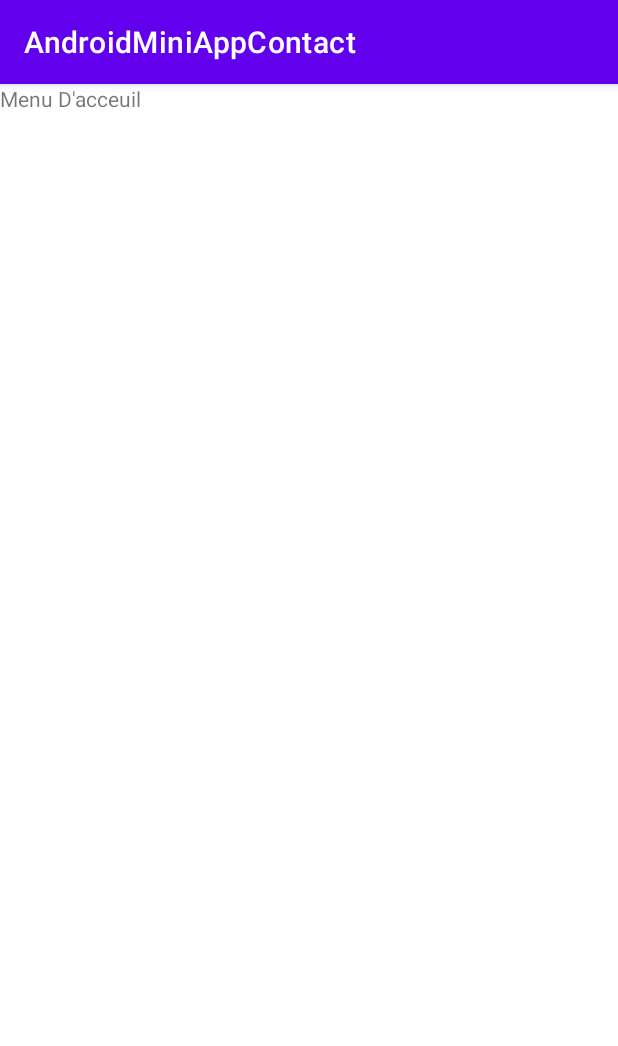
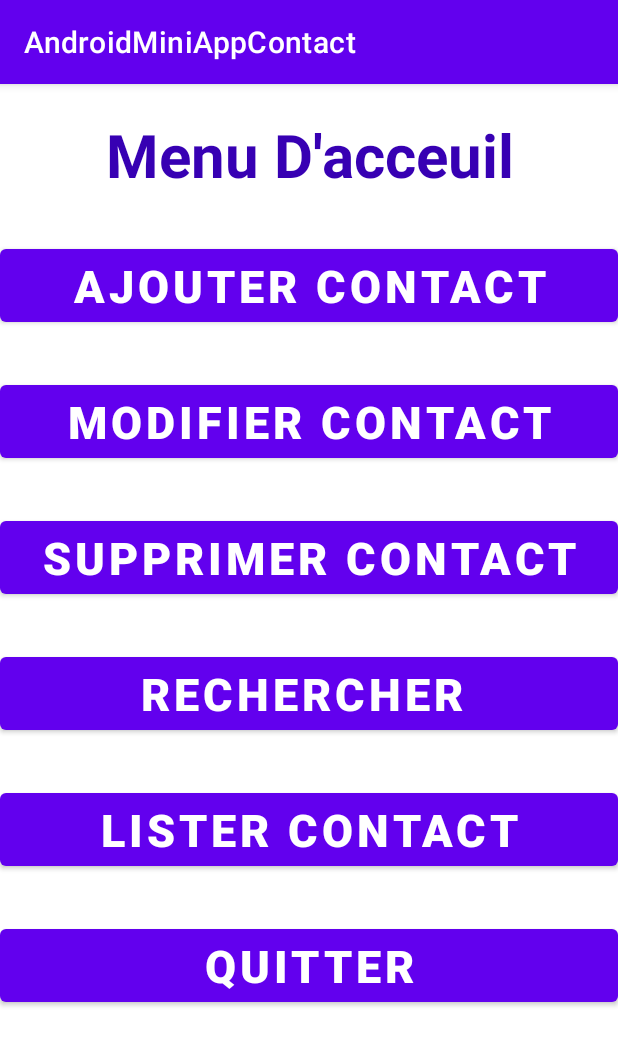
Before and after one commit to ChaouechOlfa/AndroidMiniAppContact, an Android app: the screen it shows after launch (MainActivity), on a phone screen of 412 x 824 dp. Shown: the top 1046 px of the screen. Run offline under Robolectric (Android 15) with nearby library versions, the phone set to English and light mode, and no system bars.

Commit message:
Create Menu Page XML

```diff
--- a/app/src/main/res/layout/activity_main.xml
+++ b/app/src/main/res/layout/activity_main.xml
@@ -7,12 +7,79 @@
     tools:context=".MainActivity">
 
     <TextView
-        android:layout_width="wrap_content"
+        android:id="@+id/textAcceuil"
+        android:layout_width="match_parent"
         android:layout_height="wrap_content"
         android:text="Menu D'acceuil"
-        app:layout_constraintBottom_toBottomOf="parent"
-        app:layout_constraintLeft_toLeftOf="parent"
-        app:layout_constraintRight_toRightOf="parent"
-        app:layout_constraintTop_toTopOf="parent" />
+        android:textSize="40sp"
+        android:textStyle="bold"
+        android:textAlignment="center"
+        android:layout_marginTop="20dp"
+        android:textColor="@color/purple_700"
+         />
+    <Button
+        android:id="@+id/btnAjouter"
+        android:layout_width="match_parent"
+        android:layout_height="wrap_content"
+        android:layout_below="@+id/textAcceuil"
+        android:text="Ajouter Contact"
+        android:textSize="30sp"
+        android:textStyle="bold"
+        android:layout_marginTop="30dp"
+        />
+
+    <Button
+        android:id="@+id/btnModifier"
+        android:layout_width="match_parent"
+        android:layout_height="wrap_content"
+        android:layout_below="@+id/btnAjouter"
+        android:text="Modifier Contact"
+        android:textSize="30sp"
+        android:textStyle="bold"
+        android:layout_marginTop="30dp"
+        />
+    <Button
+        android:id="@+id/btnSupprimer"
+        android:layout_width="match_parent"
+        android:layout_height="wrap_content"
+        android:layout_below="@+id/btnModifier"
+        android:text="Supprimer Contact"
+        android:textSize="30sp"
+        android:textStyle="bold"
+        android:layout_marginTop="30dp"
+        />
+
+    <Button
+        android:id="@+id/btnRechercher"
+        android:layout_width="match_parent"
+        android:layout_height="wrap_content"
+        android:layout_below="@+id/btnSupprimer"
+        android:text="Rechercher "
+        android:textSize="30sp"
+        android:textStyle="bold"
+        android:layout_marginTop="30dp"
+        />
+    <Button
+        android:id="@+id/btnLister"
+        android:layout_width="match_parent"
+        android:layout_height="wrap_content"
+        android:layout_below="@+id/btnRechercher"
+        android:text="Lister Contact"
+        android:textSize="30sp"
+        android:textStyle="bold"
+        android:layout_marginTop="30dp"
+        />
+    <Button
+        android:id="@+id/btnQuitter"
+        android:layout_width="match_parent"
+        android:layout_height="wrap_content"
+        android:layout_below="@+id/btnLister"
+        android:text="Quitter"
+        android:textSize="30sp"
+        android:textStyle="bold"
+        android:layout_marginTop="30dp"
+        />
+
+
 
 </RelativeLayout>
```
